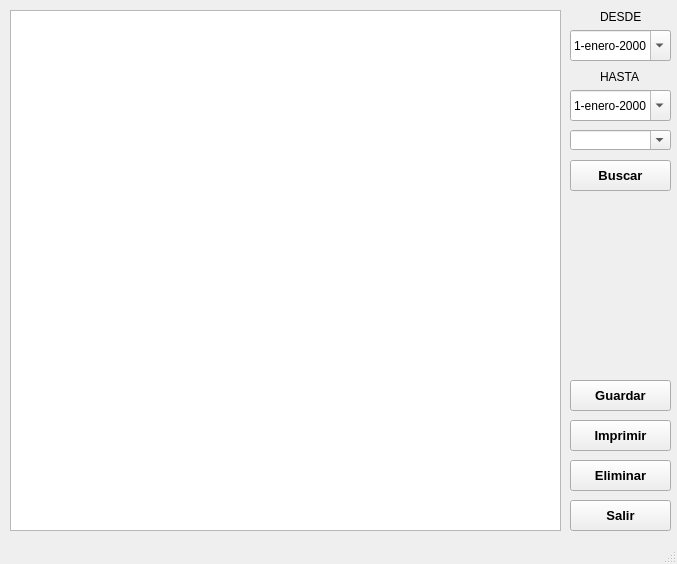
Before: the Qt Designer form MiniNomina/FrmDesign/DatosEstados.ui in CodeDrTech/DevelopPython, drawn with Qt 5.
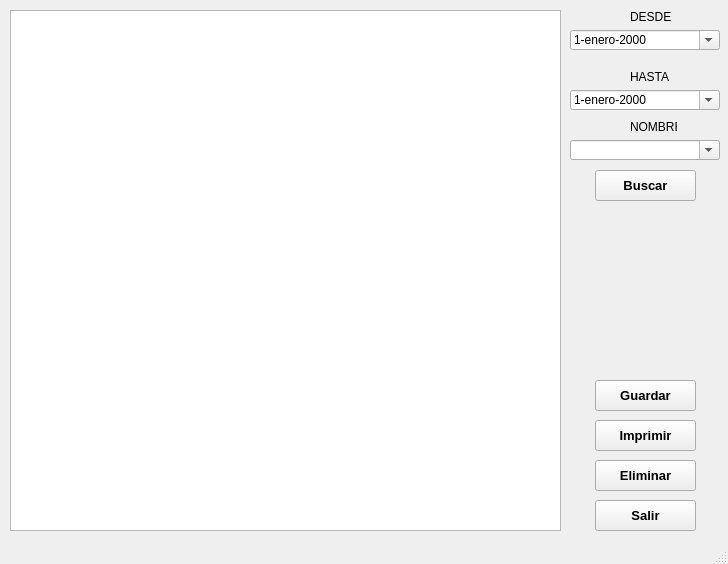
After: the same form once the commit is applied. Icons and pictures are not drawn.

The edit to the form file:
```diff
--- a/MiniNomina/FrmDesign/DatosEstados.ui
+++ b/MiniNomina/FrmDesign/DatosEstados.ui
@@ -9,7 +9,7 @@
    <rect>
     <x>0</x>
     <y>0</y>
-    <width>677</width>
+    <width>728</width>
     <height>564</height>
    </rect>
   </property>
@@ -30,7 +30,7 @@
    <widget class="QPushButton" name="BtnGuardar">
     <property name="geometry">
      <rect>
-      <x>570</x>
+      <x>595</x>
       <y>380</y>
       <width>101</width>
       <height>31</height>
@@ -60,7 +60,7 @@
    <widget class="QPushButton" name="BtnImprimir">
     <property name="geometry">
      <rect>
-      <x>570</x>
+      <x>595</x>
       <y>420</y>
       <width>101</width>
       <height>31</height>
@@ -90,7 +90,7 @@
    <widget class="QPushButton" name="BtnSalir">
     <property name="geometry">
      <rect>
-      <x>570</x>
+      <x>595</x>
       <y>500</y>
       <width>101</width>
       <height>31</height>
@@ -123,7 +123,7 @@
    <widget class="QPushButton" name="BtnEliminar">
     <property name="geometry">
      <rect>
-      <x>570</x>
+      <x>595</x>
       <y>460</y>
       <width>101</width>
       <height>31</height>
@@ -161,8 +161,8 @@
      <rect>
       <x>570</x>
       <y>30</y>
-      <width>101</width>
-      <height>31</height>
+      <width>150</width>
+      <height>20</height>
      </rect>
     </property>
     <property name="locale">
@@ -192,8 +192,8 @@
      <rect>
       <x>570</x>
       <y>90</y>
-      <width>101</width>
-      <height>31</height>
+      <width>150</width>
+      <height>20</height>
      </rect>
     </property>
     <property name="locale">
@@ -218,7 +218,7 @@
    <widget class="QLabel" name="label">
     <property name="geometry">
      <rect>
-      <x>600</x>
+      <x>630</x>
       <y>10</y>
       <width>47</width>
       <height>13</height>
@@ -231,7 +231,7 @@
    <widget class="QLabel" name="label_2">
     <property name="geometry">
      <rect>
-      <x>600</x>
+      <x>630</x>
       <y>70</y>
       <width>47</width>
       <height>13</height>
@@ -244,8 +244,8 @@
    <widget class="QPushButton" name="BtnBuscar">
     <property name="geometry">
      <rect>
-      <x>570</x>
-      <y>160</y>
+      <x>595</x>
+      <y>170</y>
       <width>101</width>
       <height>31</height>
      </rect>
@@ -275,8 +275,8 @@
     <property name="geometry">
      <rect>
       <x>570</x>
-      <y>130</y>
-      <width>101</width>
+      <y>140</y>
+      <width>150</width>
       <height>20</height>
      </rect>
     </property>
@@ -284,6 +284,19 @@
      <bool>true</bool>
     </property>
    </widget>
+   <widget class="QLabel" name="label_3">
+    <property name="geometry">
+     <rect>
+      <x>630</x>
+      <y>120</y>
+      <width>47</width>
+      <height>13</height>
+     </rect>
+    </property>
+    <property name="text">
+     <string>NOMBRE</string>
+    </property>
+   </widget>
   </widget>
   <widget class="QStatusBar" name="statusbar"/>
  </widget>
```
